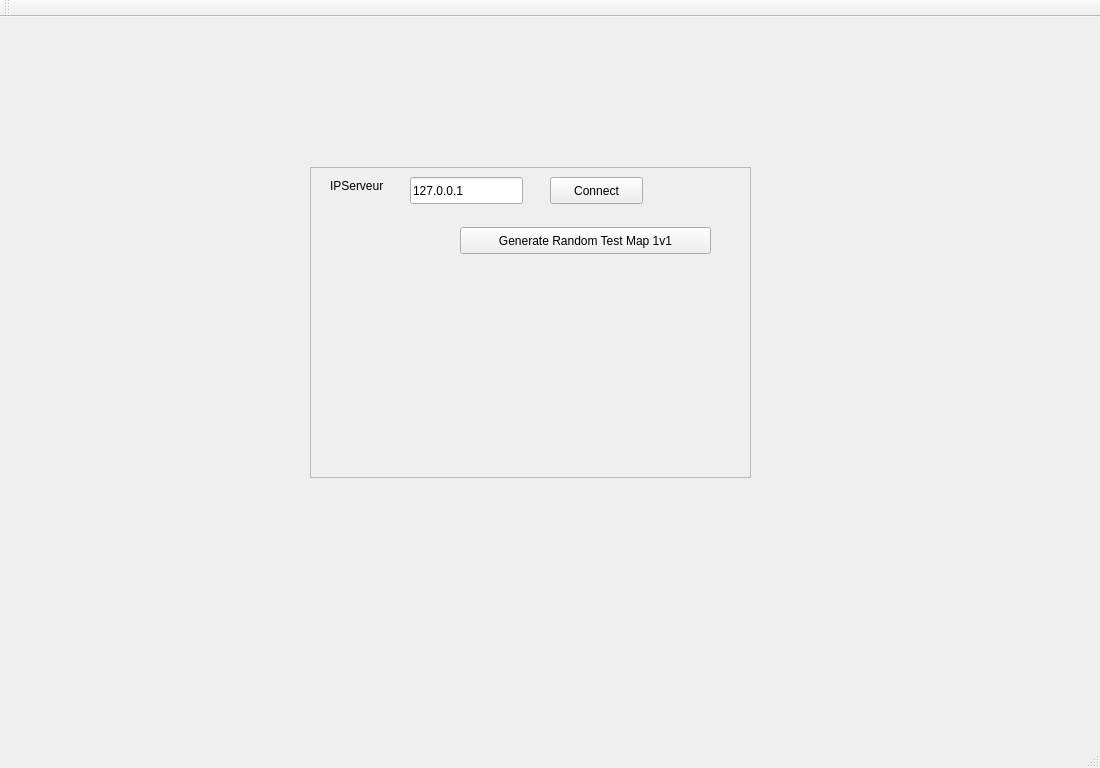
The window that clientmaingame.ui (samuellavoie90/cll-PlanetWarsClient) describes before a commit, drawn with Qt 5.
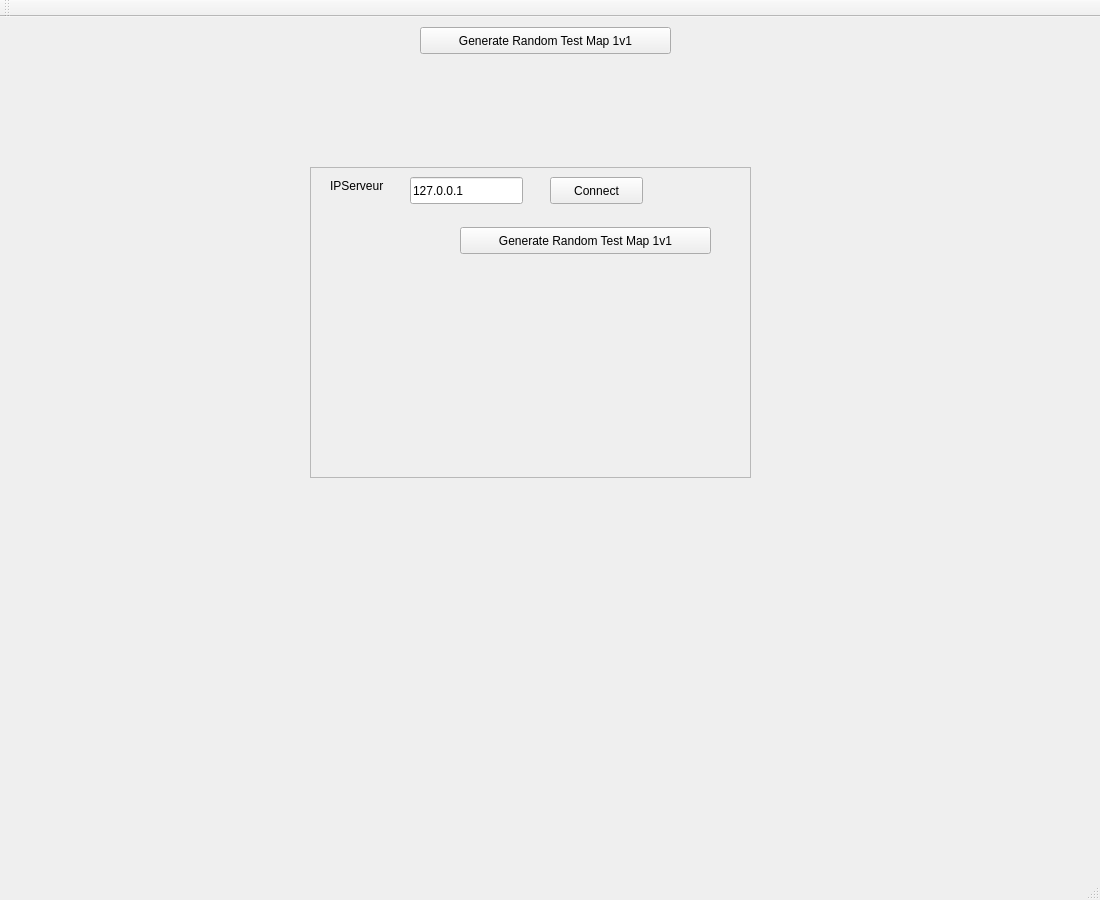
The same window after the commit.

What changed in the file:
```diff
--- a/clientmaingame.ui
+++ b/clientmaingame.ui
@@ -7,7 +7,7 @@
     <x>0</x>
     <y>0</y>
     <width>1100</width>
-    <height>768</height>
+    <height>900</height>
    </rect>
   </property>
   <property name="windowTitle">
@@ -82,6 +82,19 @@
      </property>
     </widget>
    </widget>
+   <widget class="QPushButton" name="pushButton_3">
+    <property name="geometry">
+     <rect>
+      <x>420</x>
+      <y>10</y>
+      <width>251</width>
+      <height>27</height>
+     </rect>
+    </property>
+    <property name="text">
+     <string>Generate Random Test Map 1v1</string>
+    </property>
+   </widget>
   </widget>
   <widget class="QMenuBar" name="menuBar">
    <property name="geometry">
```
